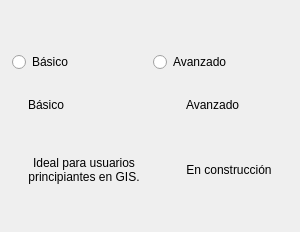
Old version of the form src/frontend/presentation/resources/ui/wizard_02_mode.ui in the repository Cristian-Blanco/Geo-Time-Lapse.
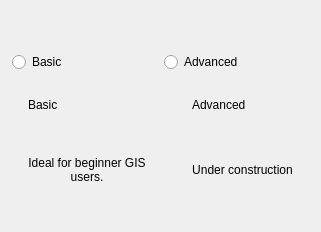
New version of the form.

```diff
--- a/src/frontend/presentation/resources/ui/wizard_02_mode.ui
+++ b/src/frontend/presentation/resources/ui/wizard_02_mode.ui
@@ -29,13 +29,13 @@
 
                 <item>
                     <widget class="QRadioButton">
-                        <property name="text"><string>Básico</string></property>
+                        <property name="text"><string>Basic</string></property>
                     </widget>
                 </item>
 
                 <item>
                     <widget class="QRadioButton">
-                        <property name="text"><string>Avanzado</string></property>
+                        <property name="text"><string>Advanced</string></property>
                     </widget>
                 </item>
 
@@ -67,7 +67,7 @@
           <item>
            <widget class="QLabel">
             <property name="class" stdset="0"><string>group_title</string></property>
-            <property name="text"><string>Básico</string></property>
+            <property name="text"><string>Basic</string></property>
            </widget>
           </item>
 
@@ -107,7 +107,7 @@
                 <widget class="QLabel">
                     <property name="alignment"><set>Qt::AlignHCenter|Qt::AlignTop</set></property>
                     <property name="wordWrap"><bool>true</bool></property>
-                    <property name="text"><string>Ideal para usuarios principiantes en GIS.</string></property>
+                    <property name="text"><string>Ideal for beginner GIS users.</string></property>
                     <property name="class" stdset="0"><string>group_description</string></property>
                 </widget>
                 </item>
@@ -145,7 +145,7 @@
 
           <item>
            <widget class="QLabel">
-            <property name="text"><string>Avanzado</string></property>
+            <property name="text"><string>Advanced</string></property>
             <property name="class" stdset="0"><string>group_title</string></property>
 
            </widget>
@@ -187,7 +187,7 @@
                 <widget class="QLabel">
                     <property name="alignment"><set>Qt::AlignHCenter|Qt::AlignTop</set></property>
                     <property name="wordWrap"><bool>true</bool></property>
-                    <property name="text"><string>En construcción</string></property>
+                    <property name="text"><string>Under construction</string></property>
                     <property name="class" stdset="0"><string>group_description</string></property>
                 </widget>
                 </item>
```
